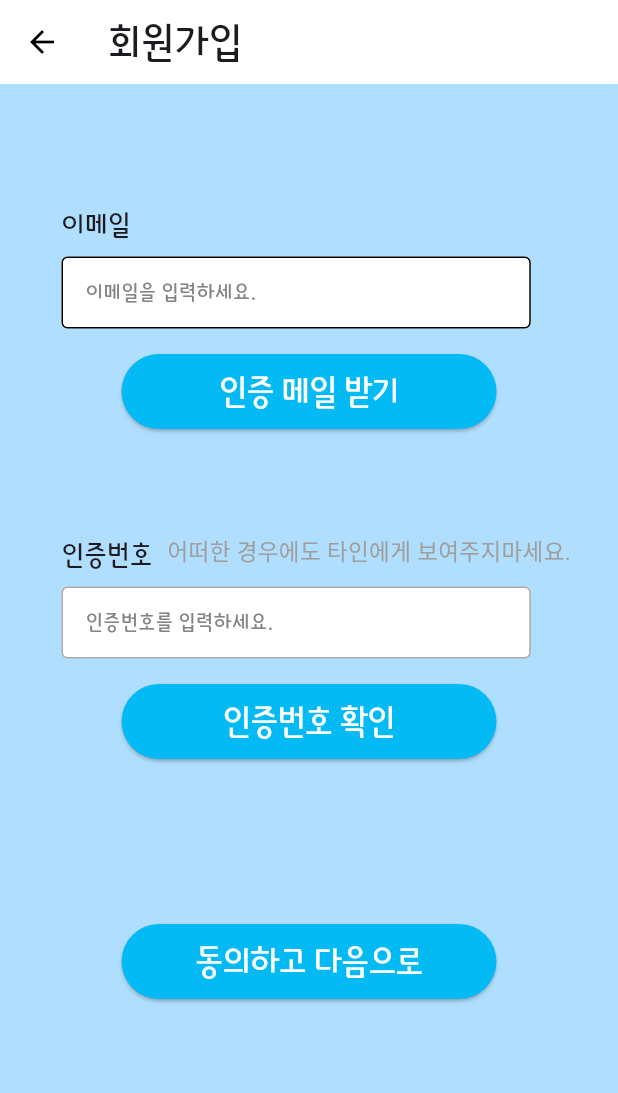
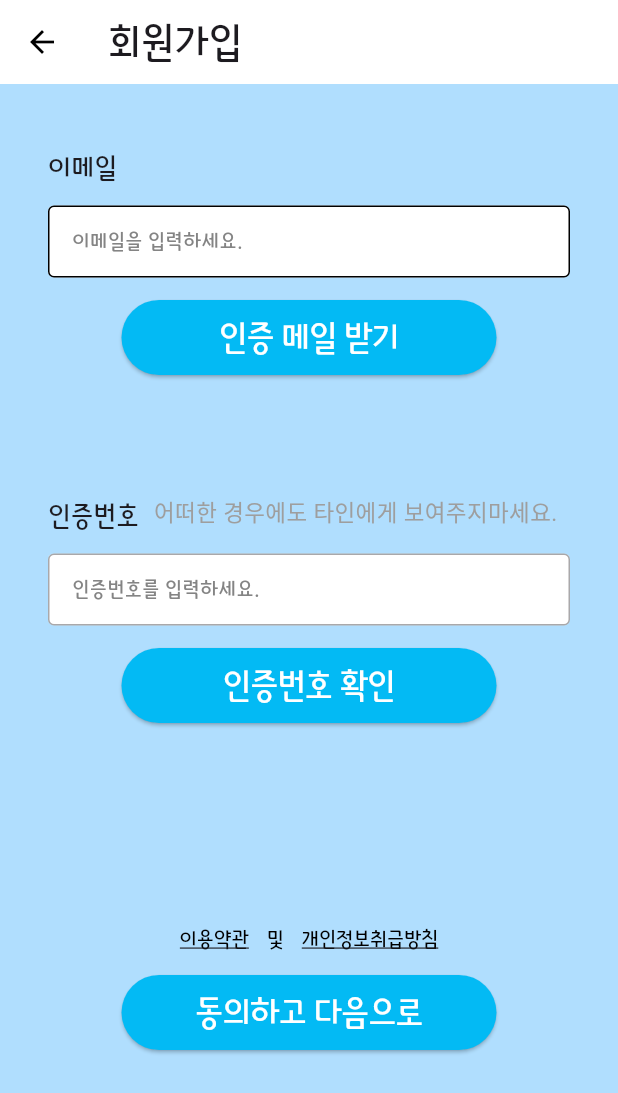
Before and after one commit to seongbe/mathgiveup, a Flutter app: the LoginPage screen opened directly, after a tap on "회원가입", on a phone screen of 412 x 824 dp. Shown: the top 1093 px of the screen. Run offline on Flutter 3.47's test engine with Material 3 defaults, Android fonts, the phone set to English and light mode, and no system bars; our stand-ins replace get, lottie.

Commit message:
로그인 화면 수정

```diff
--- a/lib/page/join/joinPage.dart
+++ b/lib/page/join/joinPage.dart
@@ -15,6 +15,7 @@ class JoinPage extends StatelessWidget {
       ),
       appBar: CustomAppBar(title: '회원가입'),
       body: ListView(
+        padding: const EdgeInsets.all(16.0),
         children: [
           MyWidget(),
         ],
@@ -35,7 +36,6 @@ class _MyWidgetState extends State<MyWidget> {
   String codeErrorMessage = '어떠한 경우에도 타인에게 보여주지마세요.';
   Color codeErrorColor = Colors.grey;
   bool isCodeVerified = false; // 인증 성공 여부를 추적하는 변수
-
   bool isEmailVerified = false; // 이메일 인증 여부를 추적하는 변수
 
   void _verifyInputEmail() {
@@ -84,17 +84,13 @@ class _MyWidgetState extends State<MyWidget> {
 
   @override
   Widget build(BuildContext context) {
-    return Column(
+    return Padding(
+      padding: const EdgeInsets.all(16.0),
+      child: Column(
+        crossAxisAlignment: CrossAxisAlignment.start,
         children: [
-        Container(
-          width: 360,
-          height: 800,
-          child: Stack(
-            children: [
-              Positioned(
-                left: 15,
-                top: 80,
-                child: Row(
+          SizedBox(height: 10),
+          Row(
             crossAxisAlignment: CrossAxisAlignment.start,
             children: [
               Text(
@@ -111,24 +107,13 @@ class _MyWidgetState extends State<MyWidget> {
                 ),
             ],
           ),
-              ),
-              Positioned(
-                left: 15,
-                top: 115,
-                child: SizedBox(
-                  width: 312.84,
-                  child: CustomTextField(
+          SizedBox(height: 10),
+          CustomTextField(
             controller: emailController,
             hintText: '이메일을 입력하세요.',
           ),
-                ),
-              ),
-              Positioned(
-                left: 0,
-                right: 0,
-                top: 180,
-                child: Align(
-                  alignment: Alignment.center,
+          SizedBox(height: 15),
+          Center(
             child: Container(
               width: 250,
               height: 50,
@@ -139,11 +124,8 @@ class _MyWidgetState extends State<MyWidget> {
               ),
             ),
           ),
-              ),
-              Positioned(
-                left: 15,
-                top: 300,
-                child: Row(
+          SizedBox(height: 80),
+          Row(
             crossAxisAlignment: CrossAxisAlignment.start,
             children: [
               Text(
@@ -159,48 +141,56 @@ class _MyWidgetState extends State<MyWidget> {
                   style: TextStyle(
                     color: codeErrorColor,
                     fontSize: 15,
-                        ), // 상태에 따라 색상 변경
+                  ),
                 ),
             ],
           ),
-              ),
-              Positioned(
-                left: 15,
-                top: 335,
-                child: SizedBox(
-                  width: 312.84,
-                  child: CustomTextField(
+          SizedBox(height: 10),
+          CustomTextField(
             controller: codeController,
             hintText: '인증번호를 입력하세요.',
             enabled: isEmailVerified, // 이메일 인증 여부에 따라 활성화/비활성화
           ),
-                ),
-              ),
-              Positioned(
-                left: 0,
-                right: 0,
-                top: 400,
-                child: Align(
-                  alignment: Alignment.center,
+          SizedBox(height: 15),
+          Center(
             child: Container(
               width: 250,
               height: 50,
               child: CustomButton(
                 text: '인증번호 확인',
                 fontSize: 25,
-                      onPressed: isEmailVerified
-                          ? _verifyInputCode
-                          : () {}, // null 대신 빈 함수 전달
+                onPressed: isEmailVerified ? _verifyInputCode : () {},
               ),
             ),
           ),
+          SizedBox(height: 120),
+          Row(
+            mainAxisAlignment: MainAxisAlignment.center,
+            children: [
+              TextButton(
+                onPressed: () {},
+                child: Text(
+                  '이용약관',
+                  textAlign: TextAlign.center,
+                  style: skyboriUnderlineTextStyle,
                 ),
-              Positioned(
-                left: 0,
-                right: 0,
-                top: 560,
-                child: Align(
-                  alignment: Alignment.center,
+              ),
+              Text(
+                '및',
+                textAlign: TextAlign.center,
+                style: skyboriTextStyle,
+              ),
+              TextButton(
+                onPressed: () {},
+                child: Text(
+                  '개인정보취급방침',
+                  textAlign: TextAlign.center,
+                  style: skyboriUnderlineTextStyle,
+                ),
+              ),
+            ],
+          ),
+          Center(
             child: Container(
               width: 250,
               height: 50,
@@ -211,11 +201,9 @@ class _MyWidgetState extends State<MyWidget> {
               ),
             ),
           ),
-              ),
+          SizedBox(height: 20),
         ],
       ),
-        )
-      ],
     );
   }
 }
--- a/lib/page/loginPage.dart
+++ b/lib/page/loginPage.dart
@@ -16,7 +16,7 @@ class LoginPage extends StatelessWidget {
       appBar: CustomAppBar(title: '로그인'),
       body: BackgroundContainer(
         child: ListView(
-          padding: EdgeInsets.all(16.0),
+          padding: const EdgeInsets.all(16.0),
           children: [
             MyWidget(),
           ],
@@ -35,12 +35,31 @@ class _MyWidgetState extends State<MyWidget> {
   final TextEditingController idController = TextEditingController();
   final TextEditingController passwordController = TextEditingController();
   bool keepLoggedIn = false;
+  String errorMessage = '아이디 또는 비밀번호를 잘못 입력했습니다.';
+  Color errorColor = Colors.transparent; //글씨 투명하게 설정
+
+  void _login() {
+    setState(() {
+      if (idController.text.isEmpty ||
+          passwordController.text.isEmpty ||
+          idController.text != 'qwer' ||
+          passwordController.text != '1234') {
+        errorColor = Colors.red;
+      } else {
+        errorColor = Colors.transparent;
+        Get.to(Homepage()); // HomePage로 이동
+      }
+    });
+  }
 
   @override
   Widget build(BuildContext context) {
-    return Column(
+    return Padding(
+      padding: const EdgeInsets.all(16.0),
+      child: Column(
+        crossAxisAlignment: CrossAxisAlignment.stretch,
         children: [
-        SizedBox(height: 100),
+          SizedBox(height: 80),
           Text(
             'Smath',
             textAlign: TextAlign.center,
@@ -48,21 +67,28 @@ class _MyWidgetState extends State<MyWidget> {
               color: Colors.black,
               fontSize: 55,
               height: 0.01,
-            letterSpacing: -0.41,
             ),
           ),
-        SizedBox(height: 20),
+          SizedBox(height: 10),
           Container(
             width: 161,
             height: 185,
             decoration: BoxDecoration(
               image: DecorationImage(
                 image: AssetImage("assets/청룡.png"),
-              fit: BoxFit.fill,
               ),
             ),
           ),
-        SizedBox(height: 40),
+          SizedBox(height: 20),
+          if (errorMessage.isNotEmpty)
+            Padding(
+              padding: const EdgeInsets.symmetric(vertical: 10.0),
+              child: Text(
+                errorMessage,
+                style: TextStyle(color: errorColor, fontSize: 16),
+                textAlign: TextAlign.center,
+              ),
+            ),
           CustomTextField(
             controller: idController,
             hintText: '아이디를 입력하세요.',
@@ -122,13 +148,10 @@ class _MyWidgetState extends State<MyWidget> {
             ],
           ),
           Container(
-          width: 288,
             height: 60,
             child: CustomButton(
               text: '시작하기',
-            onPressed: () {
-              Get.to(Homepage()); // HomePage로 이동
-            },
+              onPressed: _login,
             ),
           ),
           Row(
@@ -154,6 +177,7 @@ class _MyWidgetState extends State<MyWidget> {
             ],
           ),
         ],
+      ),
     );
   }
 }
```
Lines whose indentation alone changed are shown as unchanged.
